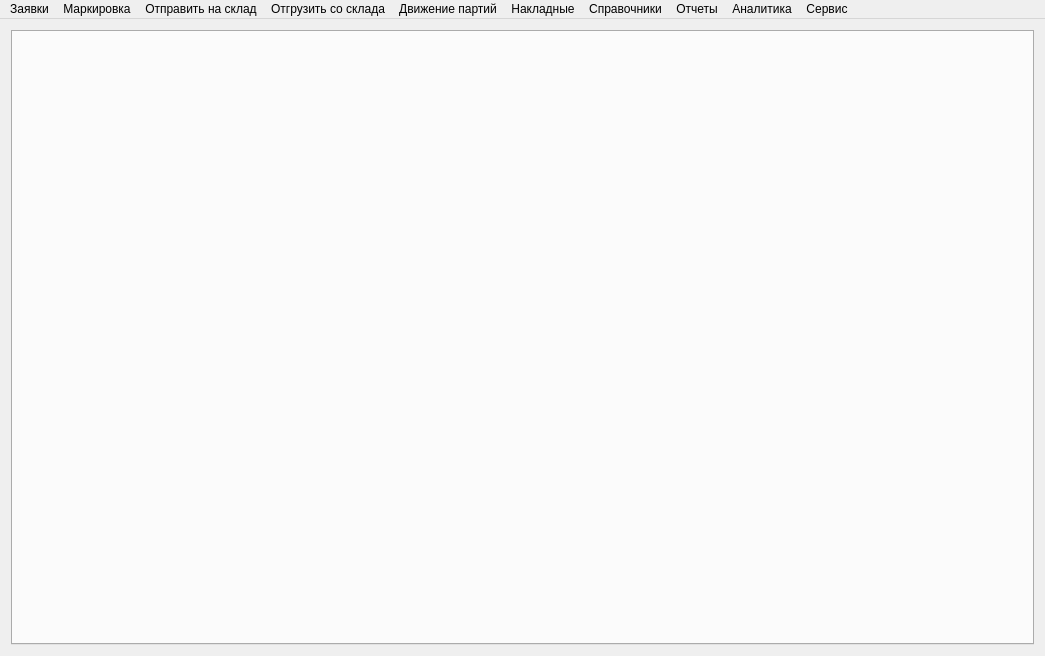
Old version of the form mainwindow.ui in the repository Sergeyego/warehouse.
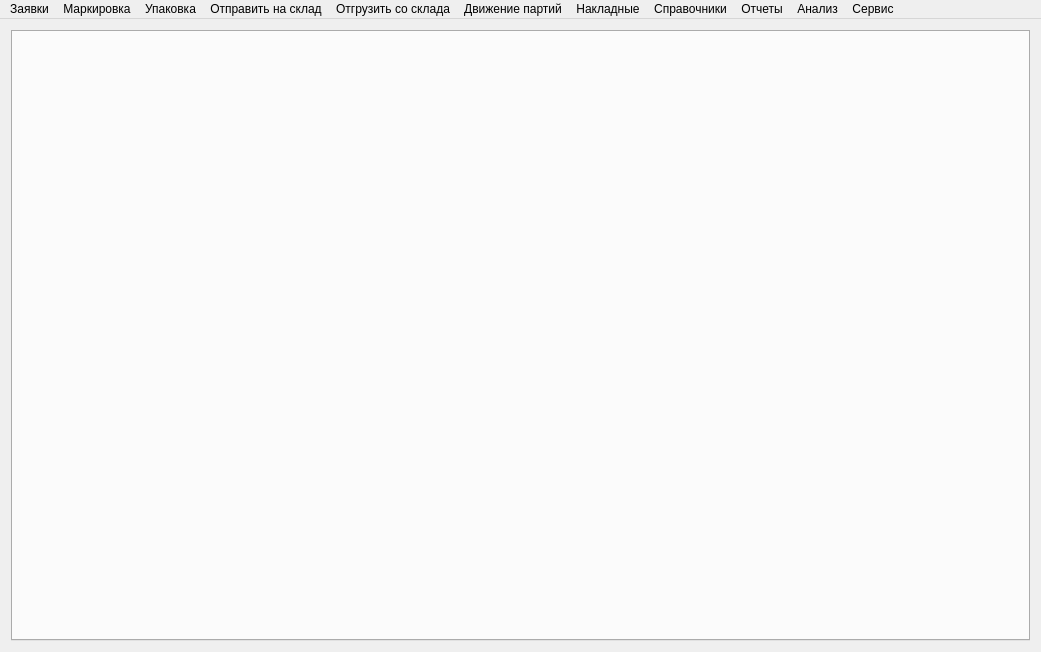
New version of the form.

```diff
--- a/mainwindow.ui
+++ b/mainwindow.ui
@@ -6,8 +6,8 @@
    <rect>
     <x>0</x>
     <y>0</y>
-    <width>1045</width>
-    <height>656</height>
+    <width>1041</width>
+    <height>652</height>
    </rect>
   </property>
   <property name="windowTitle">
@@ -35,7 +35,7 @@
     <rect>
      <x>0</x>
      <y>0</y>
-     <width>1045</width>
+     <width>1041</width>
      <height>25</height>
     </rect>
    </property>
@@ -75,7 +75,7 @@
    </widget>
    <widget class="QMenu" name="menuAnalit">
     <property name="title">
-     <string>Аналитика</string>
+     <string>Анализ</string>
     </property>
     <addaction name="actionAnAccEl"/>
     <addaction name="actionAnAccWire"/>
@@ -117,8 +117,15 @@
     <addaction name="actionRequests"/>
     <addaction name="actionReqReport"/>
    </widget>
+   <widget class="QMenu" name="menuPack">
+    <property name="title">
+     <string>Упаковка</string>
+    </property>
+    <addaction name="actionPack"/>
+   </widget>
    <addaction name="menuRequests"/>
    <addaction name="menuMark"/>
+   <addaction name="menuPack"/>
    <addaction name="menuStock"/>
    <addaction name="menuShip"/>
    <addaction name="menuMov"/>
```
Left out of the diff: 5 changed lines with no effect on the pictures.
